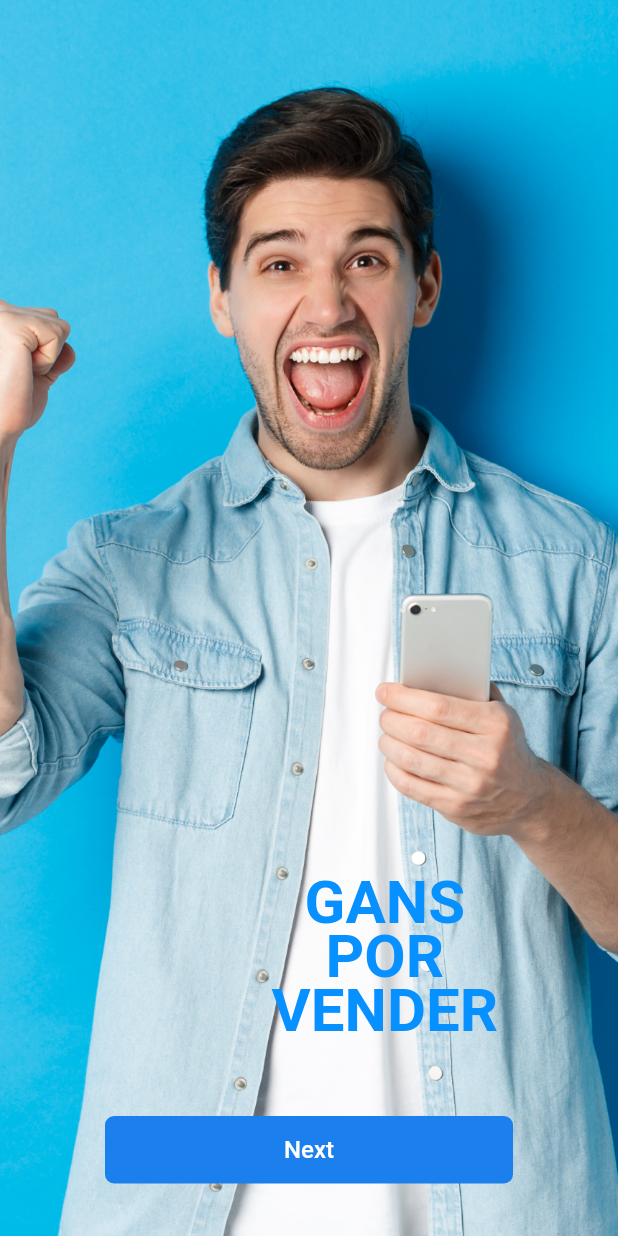
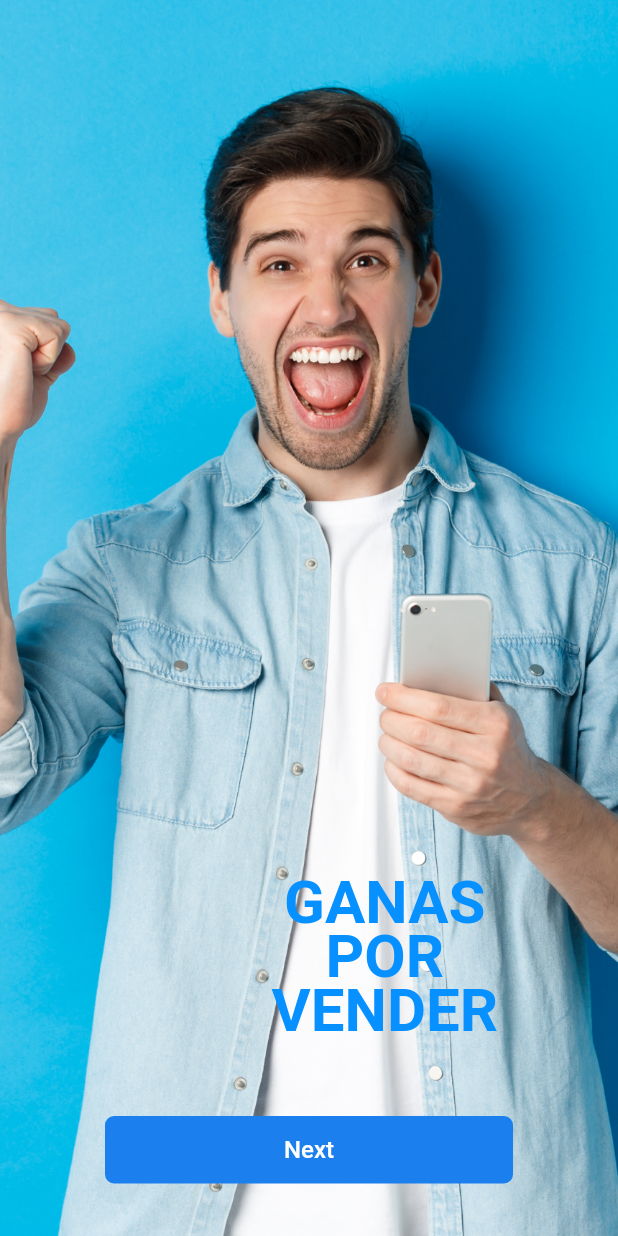
Before and after one commit to charlie757/CN_customer_webview, a Flutter app: the screen it shows after launch, after a tap on "Next", on a phone screen of 412 x 824 dp. Run offline on Flutter 3.47's test engine with Material 3 defaults, Android fonts, the light colour scheme and no system bars; our stand-ins replace firebase_core, flutter_easyloading, shared_preferences; missing offline and left inert: external_app_launcher, flutter_inappwebview; accounts and stored records are empty; Roboto replaces fonts that are missing (Ubuntu).

Commit message:
text change

```diff
--- a/lib/main.dart
+++ b/lib/main.dart
@@ -9,7 +9,7 @@ import 'package:provider/provider.dart';
 
 void main() async{
   WidgetsFlutterBinding.ensureInitialized();
-  await Firebase.initializeApp();
+  // await Firebase.initializeApp();
   runApp(
     MultiProvider(
       providers: [ChangeNotifierProvider(create: (_) => DashboardProvider())],
--- a/lib/onboarding_screen.dart
+++ b/lib/onboarding_screen.dart
@@ -13,11 +13,11 @@ class _OnBoardingScreenState extends State<OnBoardingScreen> {
   List onBoardingList = [
     {
       'image': 'assets/logo/onboarding1.png',
-      'title': 'GANS\nPOR\nCOMPRAR',
+      'title': 'GANAS\nPOR\nCOMPRAR',
     },
     {
       'image': 'assets/logo/onboarding2.png',
-      'title': 'GANS\nPOR\nVENDER',
+      'title': 'GANAS\nPOR\nVENDER',
     },
     {
       'image': 'assets/logo/onboarding3.png',
--- a/pubspec.yaml
+++ b/pubspec.yaml
@@ -16,7 +16,7 @@ publish_to: 'none' # Remove this line if you wish to publish to pub.dev
 # https://developer.apple.com/library/archive/documentation/General/Reference/InfoPlistKeyReference/Articles/CoreFoundationKeys.html
 # In Windows, build-name is used as the major, minor, and patch parts
 # of the product and file versions while build-number is used as the build suffix.
-version: 1.0.9+9
+version: 1.1.0+10
 
 environment:
   sdk: '>=3.2.3 <4.0.0'
```
Also changed, not shown: 1 other file.
